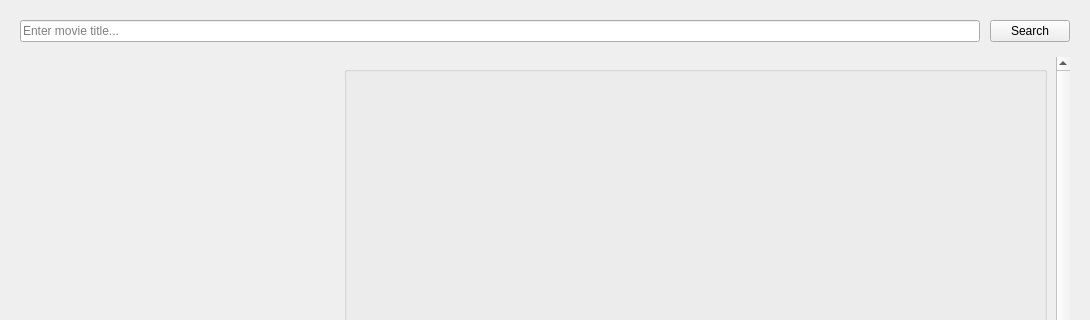
Before: the Qt Designer form app.ui in mshojaei77/TorrentFlix, drawn with Qt 5; both pictures show x 0 to 1090 and y 0 to 320 of the 1090 by 871 pixel window.
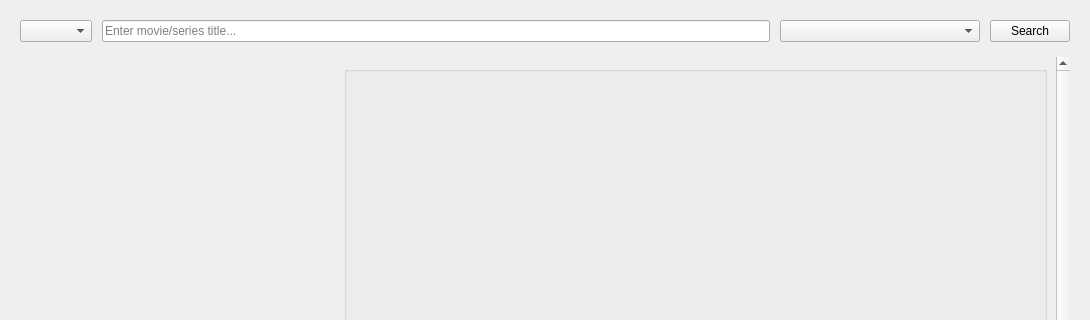
After: the same form once the commit is applied. The open tabs and pages were chosen to show the change.

Patch:
```diff
--- a/app.ui
+++ b/app.ui
@@ -38,10 +38,23 @@
       <property name="spacing">
        <number>10</number>
       </property>
+      <item>
+       <widget class="QComboBox" name="categoryComboBox"/>
+      </item>
       <item>
        <widget class="QLineEdit" name="searchInput">
         <property name="placeholderText">
-         <string>Enter movie title...</string>
+         <string>Enter movie/series title...</string>
+        </property>
+       </widget>
+      </item>
+      <item>
+       <widget class="QComboBox" name="sourceComboBox">
+        <property name="minimumSize">
+         <size>
+          <width>200</width>
+          <height>0</height>
+         </size>
         </property>
        </widget>
       </item>
```
Left out of the diff: 2 changed lines with no effect on the pictures.
